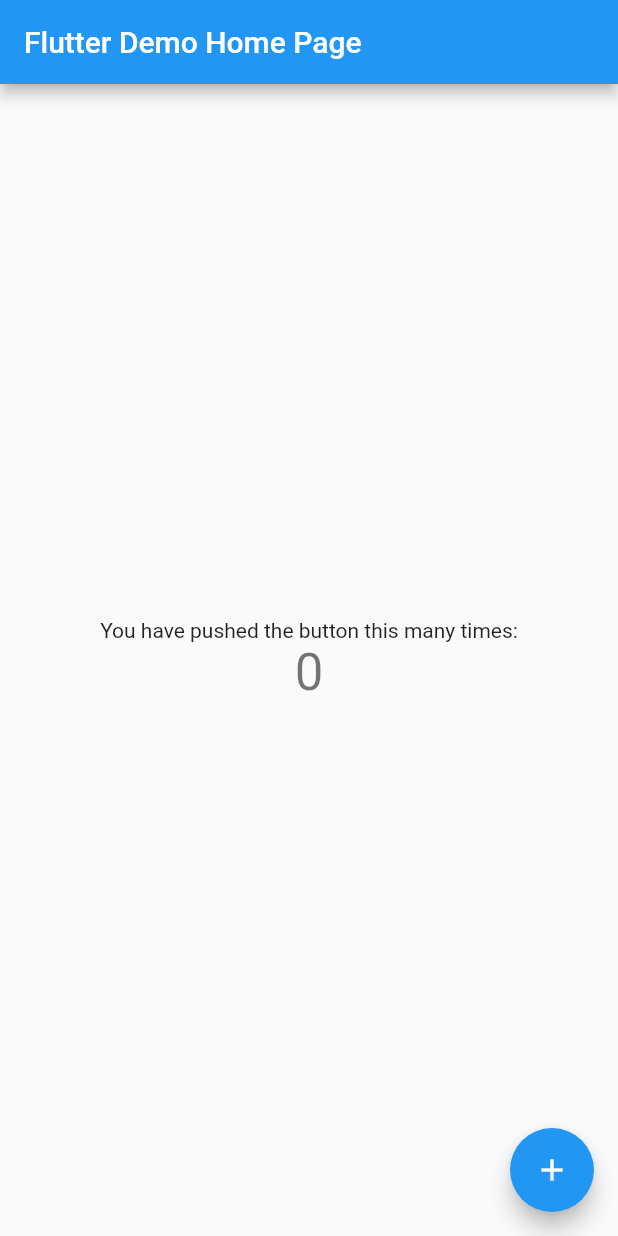
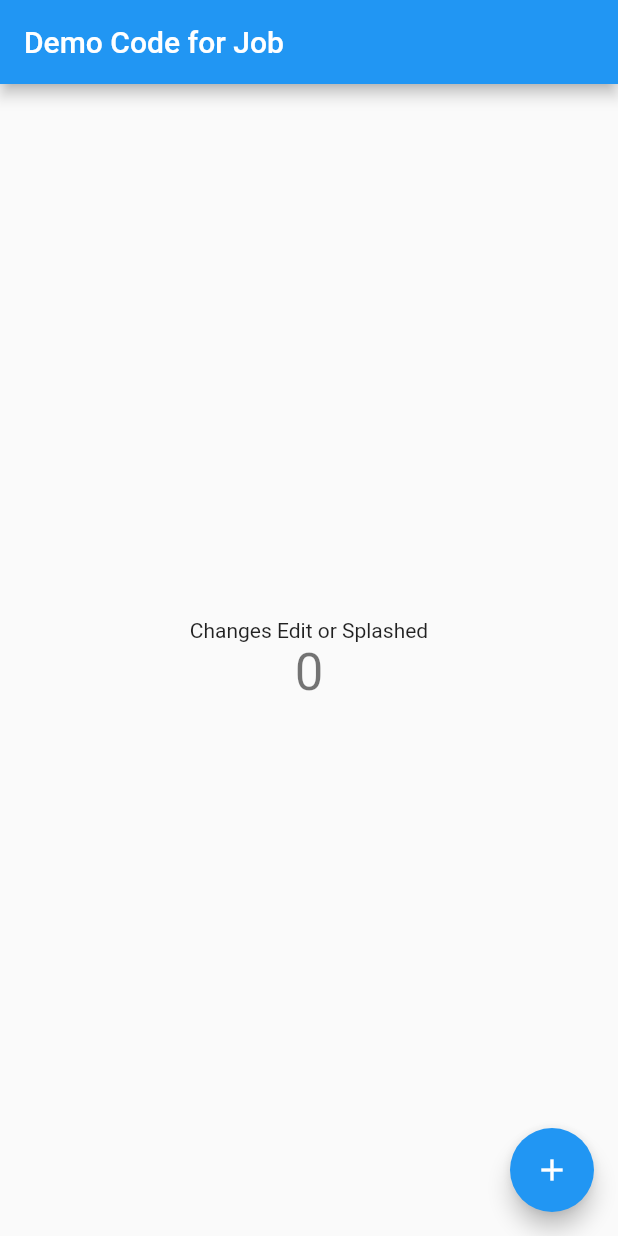
Before and after one commit to iamalishan/demo_code_23_sep, a Flutter app: the screen it shows after launch, on a phone screen of 412 x 824 dp. Run offline on Flutter 3.47's test engine with Material 2 defaults, Android fonts, the phone set to English and light mode, and no system bars.

Commit message:
removed comments

```diff
--- a/lib/main.dart
+++ b/lib/main.dart
@@ -9,7 +9,7 @@ class MyApp extends StatelessWidget {
   @override
   Widget build(BuildContext context) {
     return MaterialApp(
-      title: 'Flutter Demo',
+      title: 'Demo Code For Job',
       theme: ThemeData(
         // This is the theme of your application.
         //
@@ -22,22 +22,13 @@ class MyApp extends StatelessWidget {
         // is not restarted.
         primarySwatch: Colors.blue,
       ),
-      home: MyHomePage(title: 'Flutter Demo Home Page'),
+      home: MyHomePage(title: 'Demo Code for Job'),
     );
   }
 }
 
 class MyHomePage extends StatefulWidget {
   MyHomePage({Key? key, required this.title}) : super(key: key);
-
-  // This widget is the home page of your application. It is stateful, meaning
-  // that it has a State object (defined below) that contains fields that affect
-  // how it looks.
-
-  // This class is the configuration for the state. It holds the values (in this
-  // case the title) provided by the parent (in this case the App widget) and
-  // used by the build method of the State. Fields in a Widget subclass are
-  // always marked "final".
 
   final String title;
 
@@ -50,51 +41,22 @@ class _MyHomePageState extends State<MyHomePage> {
 
   void _incrementCounter() {
     setState(() {
-      // This call to setState tells the Flutter framework that something has
-      // changed in this State, which causes it to rerun the build method below
-      // so that the display can reflect the updated values. If we changed
-      // _counter without calling setState(), then the build method would not be
-      // called again, and so nothing would appear to happen.
       _counter++;
     });
   }
 
   @override
   Widget build(BuildContext context) {
-    // This method is rerun every time setState is called, for instance as done
-    // by the _incrementCounter method above.
-    //
-    // The Flutter framework has been optimized to make rerunning build methods
-    // fast, so that you can just rebuild anything that needs updating rather
-    // than having to individually change instances of widgets.
     return Scaffold(
       appBar: AppBar(
-        // Here we take the value from the MyHomePage object that was created by
-        // the App.build method, and use it to set our appbar title.
         title: Text(widget.title),
       ),
       body: Center(
-        // Center is a layout widget. It takes a single child and positions it
-        // in the middle of the parent.
         child: Column(
-          // Column is also a layout widget. It takes a list of children and
-          // arranges them vertically. By default, it sizes itself to fit its
-          // children horizontally, and tries to be as tall as its parent.
-          //
-          // Invoke "debug painting" (press "p" in the console, choose the
-          // "Toggle Debug Paint" action from the Flutter Inspector in Android
-          // Studio, or the "Toggle Debug Paint" command in Visual Studio Code)
-          // to see the wireframe for each widget.
-          //
-          // Column has various properties to control how it sizes itself and
-          // how it positions its children. Here we use mainAxisAlignment to
-          // center the children vertically; the main axis here is the vertical
-          // axis because Columns are vertical (the cross axis would be
-          // horizontal).
           mainAxisAlignment: MainAxisAlignment.center,
           children: <Widget>[
             Text(
-              'You have pushed the button this many times:',
+              'Changes Edit or Splashed',
             ),
             Text(
               '$_counter',
@@ -105,7 +67,7 @@ class _MyHomePageState extends State<MyHomePage> {
       ),
       floatingActionButton: FloatingActionButton(
         onPressed: _incrementCounter,
-        tooltip: 'Demo App',
+        tooltip: 'Demo',
         child: Icon(Icons.add),
       ), // This trailing comma makes auto-formatting nicer for build methods.
     );
```
